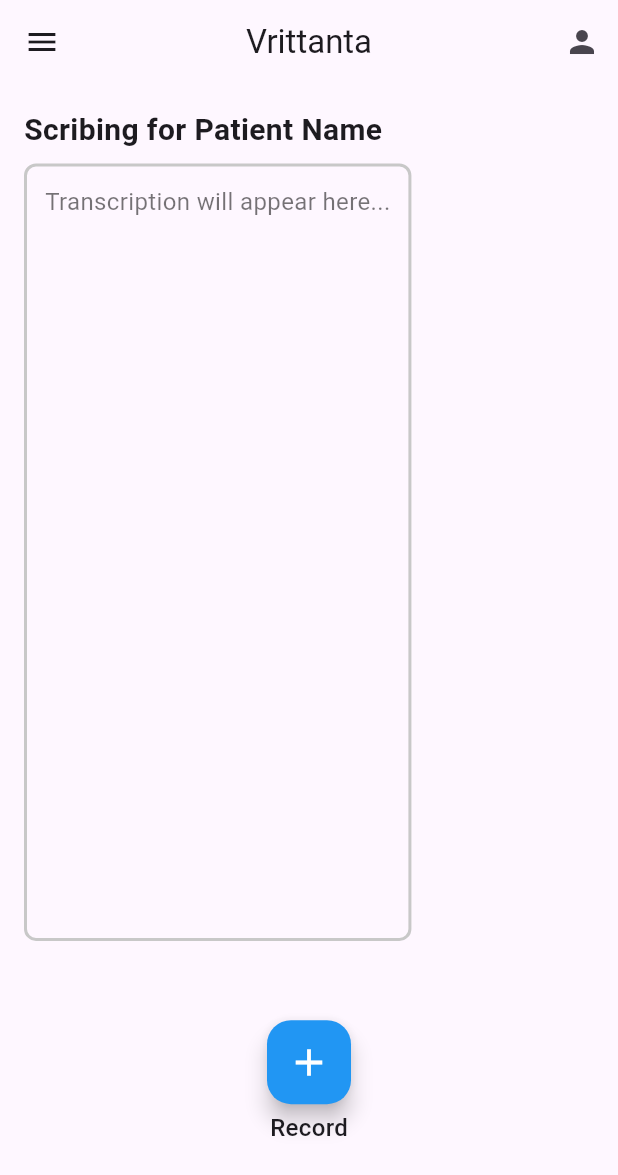
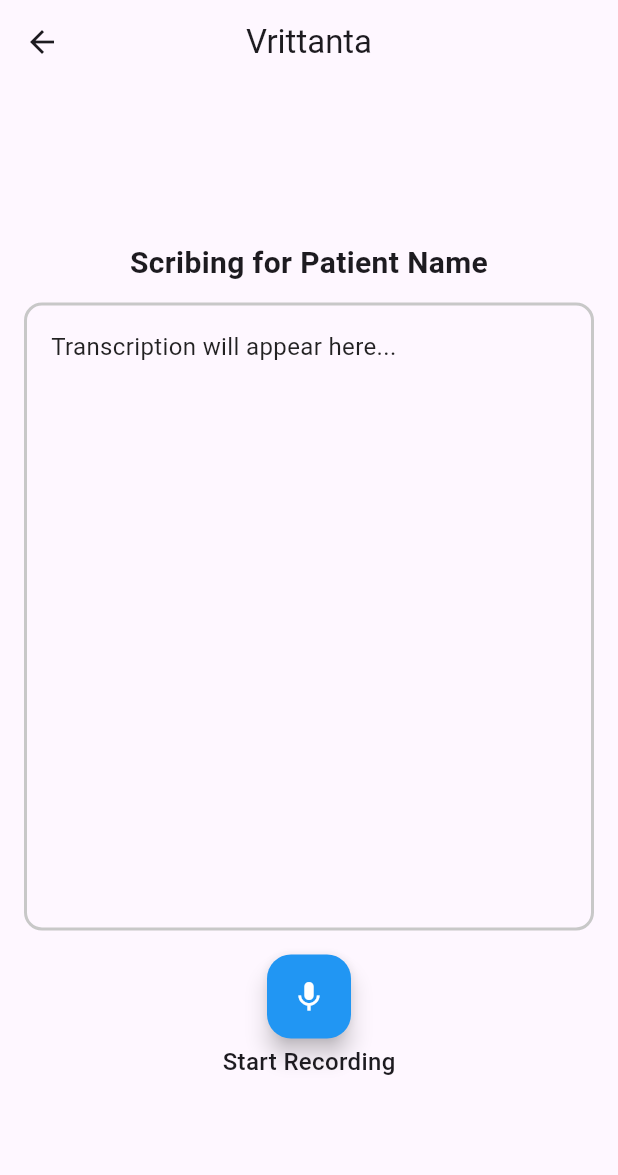
Before and after one commit to VaibhavDeopa/Vrittanta, a Flutter app: the VoiceAss screen opened directly, on a phone screen of 412 x 824 dp. Shown: the top 1175 px of the screen. Run offline on Flutter 3.47's test engine with Material 3 defaults, Android fonts, the phone set to English and light mode, and no system bars; our stand-ins replace firebase_auth, firebase_core; accounts and stored records are empty.

Commit message:
Refactor VoiceAss widget layout and improve transcription display

```diff
--- a/lib/features/voiceassistant/voiceass.dart
+++ b/lib/features/voiceassistant/voiceass.dart
@@ -1,4 +1,3 @@
-import 'package:flutter/foundation.dart' show kIsWeb;
 import 'package:flutter/material.dart';
 import 'package:vrittanta/core/theme/pallete.dart';
 
@@ -10,75 +9,62 @@
 }
 
 class _VoiceAssState extends State<VoiceAss> {
-  String transcribedText = ''; // Placeholder for transcribed text
+  String transcribedText = '';
 
   void startRecording() {
-    // Placeholder for starting the recording
-    // You can integrate Google Cloud Speech-to-Text here as per the roadmap
     setState(() {
-      transcribedText =
-          'Transcription will appear here...'; // Mock transcription
+      transcribedText = 'Transcription will appear here...';
     });
   }
 
   @override
   Widget build(BuildContext context) {
-    // Get screen dimensions for responsive scaling
     final screenWidth = MediaQuery.of(context).size.width;
-    final screenHeight = MediaQuery.of(context).size.height;
-
-    // Adjust font size and padding based on screen width
     final baseFontSize =
         screenWidth > 1200
             ? 24.0
             : screenWidth > 600
             ? 20.0
-            : 16.0; // Scale font for very large screens
+            : 16.0;
     final basePadding =
         screenWidth > 1200
             ? 32.0
             : screenWidth > 600
             ? 24.0
-            : 16.0; // Scale padding dynamically
+            : 16.0;
 
     return Scaffold(
-      appBar: AppBar(
-        centerTitle: true,
-        title: const Text('Vrittanta'),
-        leading: const Icon(Icons.menu),
-        actions: [
-          IconButton(
-            icon: const Icon(Icons.person),
-            onPressed: () {
-              print('Profile button pressed');
-            },
-          ),
-        ],
-      ),
+      appBar: AppBar(centerTitle: true, title: const Text('Vrittanta')),
       body: SafeArea(
+        child: Center(
           child: Padding(
-          padding: EdgeInsets.all(basePadding), // Dynamic padding
+            padding: EdgeInsets.symmetric(horizontal: basePadding),
             child: Column(
-            crossAxisAlignment: CrossAxisAlignment.start,
+              mainAxisAlignment: MainAxisAlignment.center,
               children: [
-              // Header: "Scribing for Patient Name"
+                const Spacer(),
+
+                // Header
                 Text(
                   'Scribing for Patient Name',
                   style: TextStyle(
-                  fontSize: baseFontSize + 4, // Slightly larger for header
+                    fontSize: baseFontSize + 4,
                     fontWeight: FontWeight.bold,
                   ),
+                  textAlign: TextAlign.center,
                 ),
-              SizedBox(height: basePadding * 0.5), // Dynamic spacing
-              // Text Area for Transcription
+                SizedBox(height: basePadding * 0.75),
+
+                // Transcription Box
                 Expanded(
-                flex: 3, // Give more space to transcription area
+                  flex: 4,
                   child: Container(
+                    width: double.infinity,
+                    padding: EdgeInsets.all(basePadding),
                     decoration: BoxDecoration(
                       border: Border.all(color: Pallete.borderColor, width: 2),
-                    borderRadius: BorderRadius.circular(8),
+                      borderRadius: BorderRadius.circular(12),
                     ),
-                  padding: EdgeInsets.all(basePadding * 0.75),
                     child: SingleChildScrollView(
                       child: Text(
                         transcribedText.isEmpty
@@ -86,32 +72,26 @@
                             : transcribedText,
                         style: TextStyle(
                           fontSize: baseFontSize,
-                        color: Colors.black54,
+                          color: Colors.black87,
                         ),
                       ),
                     ),
                   ),
                 ),
-              SizedBox(height: basePadding * 0.5), // Dynamic spacing
-              // Record Button Section
-              Flexible(
-                flex: 1, // Ensure button section doesn't take too much space
-                child: Center(
-                  child: Column(
-                    mainAxisSize: MainAxisSize.min, // Prevent over-expansion
+
+                SizedBox(height: basePadding),
+
+                // Record Button
+                Column(
                   children: [
                     FloatingActionButton(
                       onPressed: startRecording,
                       backgroundColor: Colors.blue,
-                        child: const Icon(
-                          Icons.add,
-                          size: 30,
-                          color: Colors.white,
-                        ),
+                      child: const Icon(Icons.mic, color: Colors.white),
                     ),
                     SizedBox(height: basePadding * 0.25),
                     Text(
-                        'Record',
+                      'Start Recording',
                       style: TextStyle(
                         fontSize: baseFontSize,
                         fontWeight: FontWeight.w500,
@@ -119,9 +99,10 @@
                     ),
                   ],
                 ),
+
+                const Spacer(),
+              ],
             ),
-              ),
-            ],
           ),
         ),
       ),
```
Lines whose indentation alone changed are shown as unchanged.
